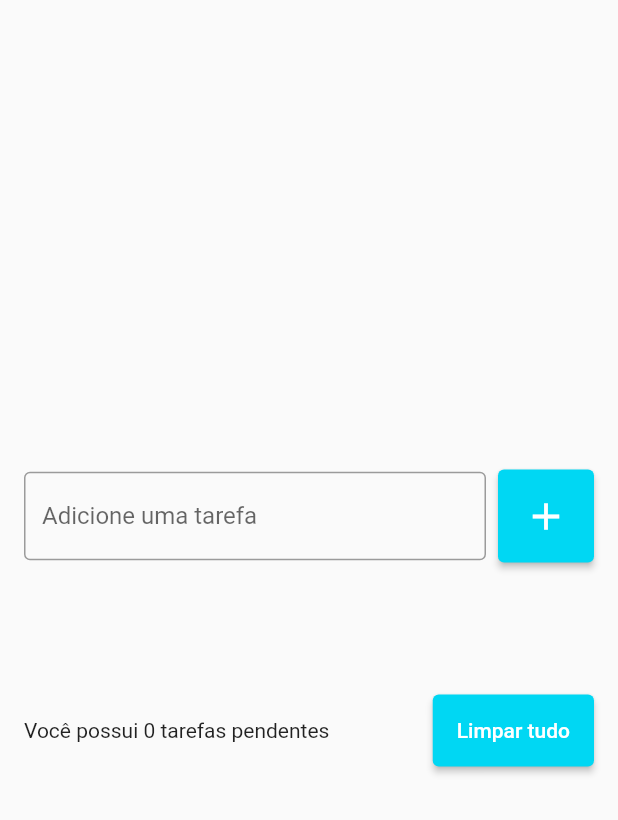
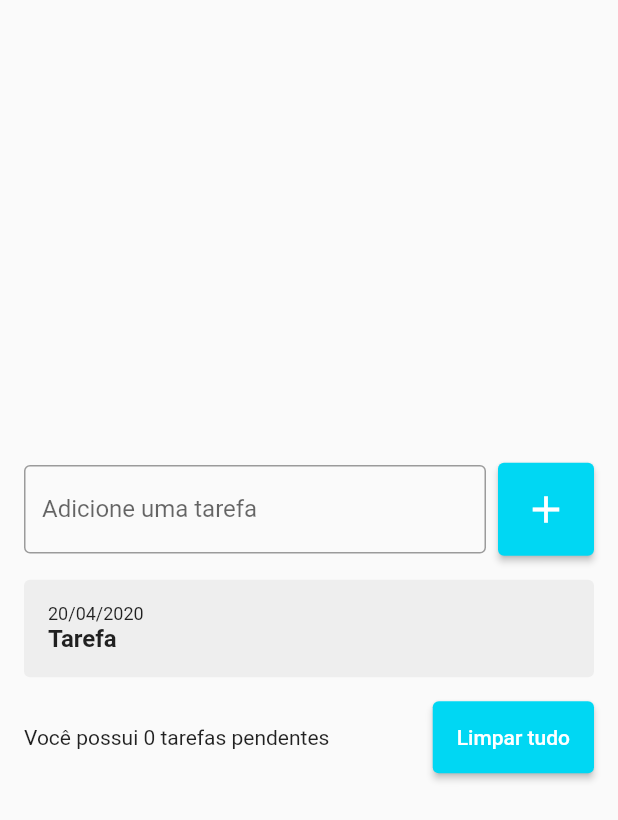
Before and after one commit to robezerra/todo-list, a Flutter app: the screen it shows after launch, after a tap on the "add" icon, on a phone screen of 412 x 824 dp. Shown: the top 820 px of the screen. Run offline on Flutter 3.47's test engine with Material 2 defaults, Android fonts, the phone set to English and light mode, and no system bars.

Commit message:
feature: modularizando widget

```diff
--- a/tarefas/lib/pages/todo_list_page.dart
+++ b/tarefas/lib/pages/todo_list_page.dart
@@ -1,4 +1,5 @@
 import 'package:flutter/material.dart';
+import 'package:tarefas/widgets/todo_list_item.dart';
 
 class TodoListPage extends StatefulWidget {
   TodoListPage({Key? key}) : super(key: key);
@@ -60,9 +61,7 @@ class _TodoListPageState extends State<TodoListPage> {
                     shrinkWrap: true,
                     children: [
                       for (String todo in todos)
-                        ListTile(
-                          title: Text(todo),
-                        ),
+                       TodoListItem(),
                     ],
                   ),
                 ),
--- /dev/null
+++ b/tarefas/lib/widgets/todo_list_item.dart
@@ -0,0 +1,36 @@
+import 'package:flutter/material.dart';
+
+import 'package:flutter/material.dart';
+
+class TodoListItem extends StatelessWidget {
+  const TodoListItem({Key? key}) : super(key: key);
+
+  @override
+  Widget build(BuildContext context) {
+    return Container(
+      decoration: BoxDecoration(
+        borderRadius: BorderRadius.circular(4),
+        color: Colors.grey[200],
+      ),
+      padding: const EdgeInsets.all(16),
+      child: Column(
+        crossAxisAlignment: CrossAxisAlignment.start,
+        children: [
+          Text(
+            '20/04/2020',
+            style: TextStyle(
+              fontSize: 12,
+            ),
+          ),
+          Text(
+            'Tarefa',
+            style: TextStyle(
+              fontSize: 16,
+              fontWeight: FontWeight.w600,
+            ),
+          ),
+        ],
+      ),
+    );
+  }
+}
```
